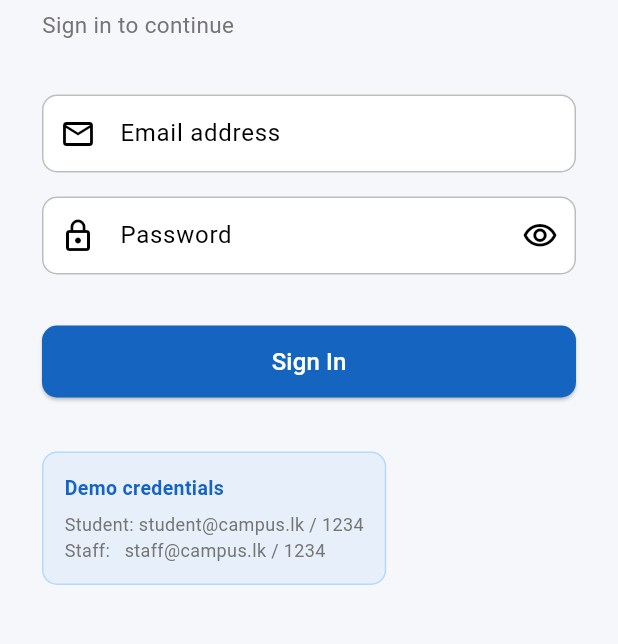
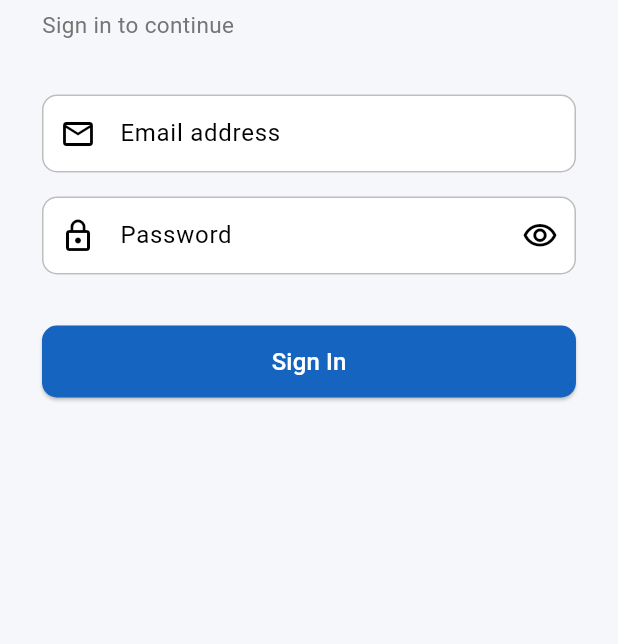
Before and after one commit to BuddhikaBICT-UoR-FoT-6/smart_campus, a Flutter app: the screen it shows after launch, on a phone screen of 412 x 824 dp, the part 282-926 px from its top. Run offline on Flutter 3.47's test engine with Material 3 defaults, Android fonts, the phone set to English and light mode, and no system bars; our stand-ins replace qr_flutter, sqflite; accounts and stored records are empty.

Commit message:
chore(release): prepare for production deployment
- Removed hardcoded demo credentials hint from LoginScreen
- Ensured no development/debug features are visible to end users
- App is now clean and app-store ready

```diff
--- a/lib/presentation/screens/login_screen.dart
+++ b/lib/presentation/screens/login_screen.dart
@@ -186,37 +186,6 @@ class _LoginScreenState extends State<LoginScreen> {
                           style: TextStyle(fontSize: 16)),
                 ),
 
-                const SizedBox(height: 36),
-
-                // ---------- Demo credentials hint ----------
-                Container(
-                  padding: const EdgeInsets.all(14),
-                  decoration: BoxDecoration(
-                    color: AppTheme.secondary.withValues(alpha: 0.08),
-                    borderRadius: BorderRadius.circular(10),
-                    border: Border.all(
-                        color: AppTheme.secondary.withValues(alpha: 0.3)),
-                  ),
-                  child: const Column(
-                    crossAxisAlignment: CrossAxisAlignment.start,
-                    children: [
-                      Text('Demo credentials',
-                          style: TextStyle(
-                              fontWeight: FontWeight.w600,
-                              fontSize: 13,
-                              color: AppTheme.primary)),
-                      SizedBox(height: 6),
-                      Text('Student: student@campus.lk / 1234',
-                          style: TextStyle(
-                              fontSize: 12,
-                              color: AppTheme.textSecondary)),
-                      Text('Staff:   staff@campus.lk / 1234',
-                          style: TextStyle(
-                              fontSize: 12,
-                              color: AppTheme.textSecondary)),
-                    ],
-                  ),
-                ),
               ],
             ),
           ),
```
